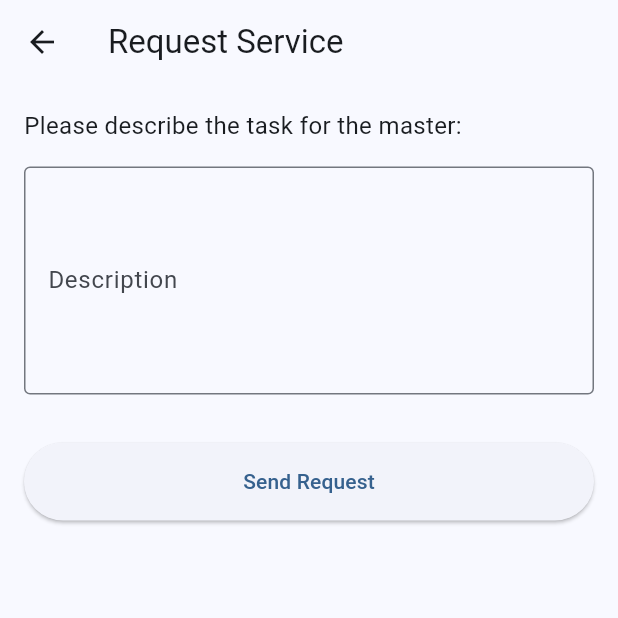
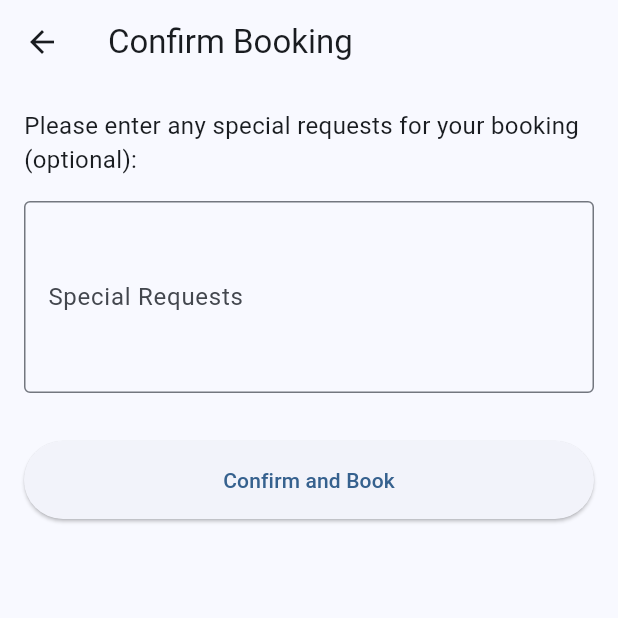
Before and after one commit to Axrarovich/HMapp, a Flutter app: the CreateOrderScreen screen opened directly with empty values, on a phone screen of 412 x 824 dp, the top half of it. Run offline on Flutter 3.47's test engine with Material 3 defaults, Android fonts, the phone set to English and light mode, and no system bars; our stand-ins replace google_maps_flutter, image_picker, shared_preferences; accounts and stored records are empty.

Commit message:
back qismi tugadi

```diff
--- a/lib/screens/users_screen/create_order_screen.dart
+++ b/lib/screens/users_screen/create_order_screen.dart
@@ -3,7 +3,13 @@ import 'package:flutter/material.dart';
 
 class CreateOrderScreen extends StatefulWidget {
   final int masterId;
-  const CreateOrderScreen({Key? key, required this.masterId}) : super(key: key);
+  final int roomId; // Added roomId parameter
+
+  const CreateOrderScreen({
+    Key? key,
+    required this.masterId,
+    required this.roomId, // Make it required
+  }) : super(key: key);
 
   @override
   State<CreateOrderScreen> createState() => _CreateOrderScreenState();
@@ -28,20 +34,21 @@ class _CreateOrderScreenState extends State<CreateOrderScreen> {
       });
 
       try {
+        // Calling the updated service method with named parameters
         await _orderService.createOrder(
-          widget.masterId,
-          _descriptionController.text,
+          masterId: widget.masterId,
+          roomId: widget.roomId,
+          description: _descriptionController.text,
         );
 
         if (mounted) {
-           ScaffoldMessenger.of(context).showSnackBar(
+          ScaffoldMessenger.of(context).showSnackBar(
             const SnackBar(content: Text('Order created successfully! You can track it in the History tab.')),
           );
-          // Pop two times to go back to the masters list
+          // Pop two times to go back to the map screen
           int count = 0;
           Navigator.of(context).popUntil((_) => count++ >= 2);
         }
-
       } catch (e) {
         if (mounted) {
           ScaffoldMessenger.of(context).showSnackBar(
@@ -62,7 +69,7 @@ class _CreateOrderScreenState extends State<CreateOrderScreen> {
   Widget build(BuildContext context) {
     return Scaffold(
       appBar: AppBar(
-        title: const Text('Request Service'),
+        title: const Text('Confirm Booking'), // Changed title
       ),
       body: Padding(
         padding: const EdgeInsets.all(16.0),
@@ -72,24 +79,19 @@ class _CreateOrderScreenState extends State<CreateOrderScreen> {
             crossAxisAlignment: CrossAxisAlignment.start,
             children: [
               const Text(
-                'Please describe the task for the master:',
+                'Please enter any special requests for your booking (optional):',
                 style: TextStyle(fontSize: 16),
               ),
               const SizedBox(height: 16),
               TextFormField(
                 controller: _descriptionController,
                 decoration: const InputDecoration(
-                  labelText: 'Description',
-                  hintText: 'For example: \'The kitchen sink is leaking\'',
+                  labelText: 'Special Requests',
+                  hintText: 'e.g., late check-in, extra towels',
                   border: OutlineInputBorder(),
                 ),
-                maxLines: 5,
-                validator: (value) {
-                  if (value == null || value.isEmpty) {
-                    return 'Please enter a description';
-                  }
-                  return null;
-                },
+                maxLines: 4,
+                // Validator is removed, as the description is now optional
               ),
               const SizedBox(height: 32),
               SizedBox(
@@ -101,7 +103,7 @@ class _CreateOrderScreenState extends State<CreateOrderScreen> {
                         style: ElevatedButton.styleFrom(
                           padding: const EdgeInsets.symmetric(vertical: 16),
                         ),
-                        child: const Text('Send Request'),
+                        child: const Text('Confirm and Book'),
                       ),
               ),
             ],
```
Also changed, not shown: lib/screens/users_screen/map_screen.dart (+8 -49 lines), lib/services/order_service.dart (+4 -3 lines).
